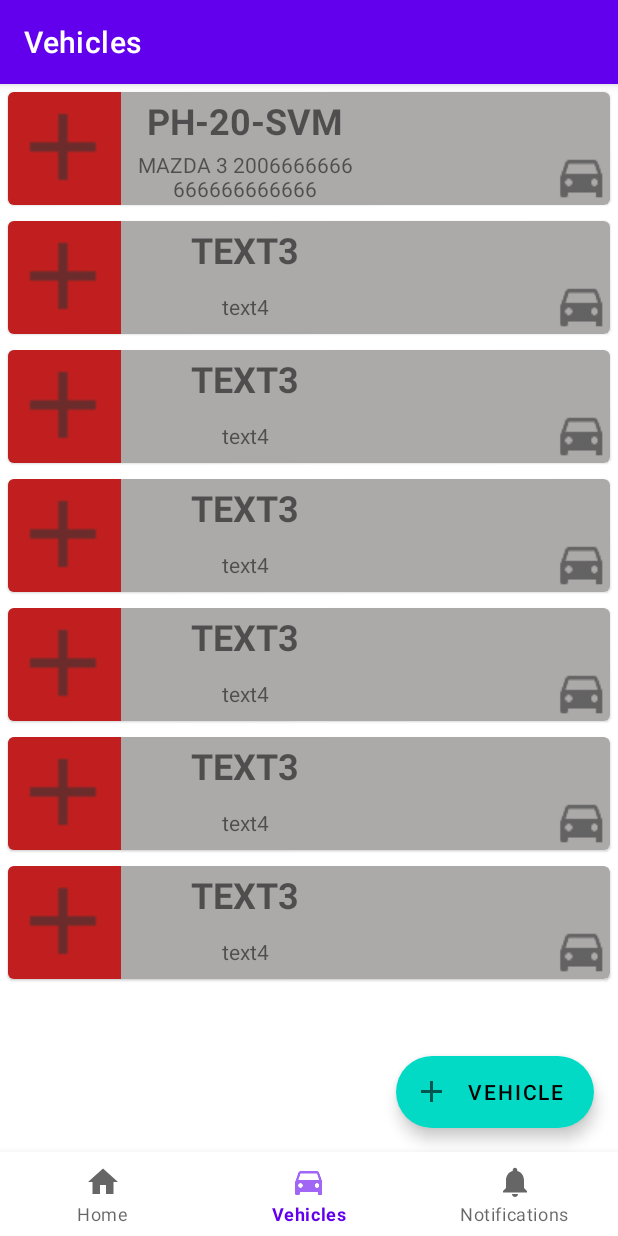
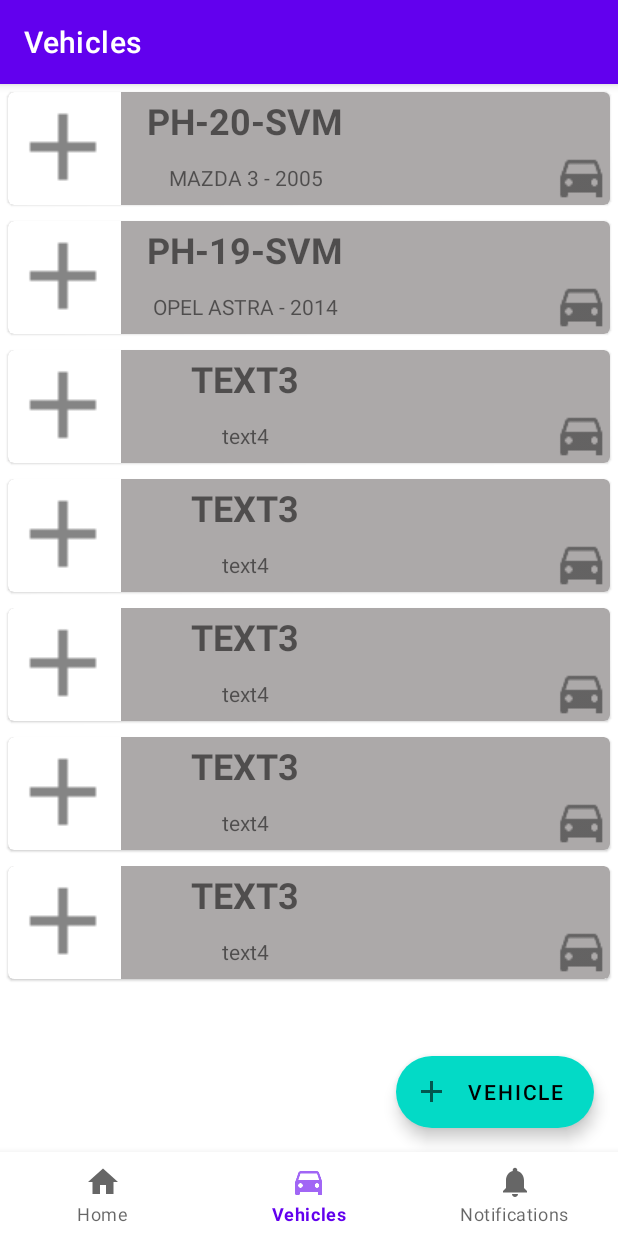
Before and after one commit to vladutstoica/VehicleBulletin, an Android app: the screen it shows after launch (MainActivity), item 2 of the bottom bar chosen, on a phone screen of 412 x 824 dp. Run offline under Robolectric (Android 15) with nearby library versions, the phone set to English and light mode, and no system bars; our stand-ins replace navigation-ui.

Commit message:
update cardView

```diff
--- a/app/src/main/java/com/shto/vehiclebulletin/ui/vehicles/Vehicles.java
+++ b/app/src/main/java/com/shto/vehiclebulletin/ui/vehicles/Vehicles.java
@@ -5,8 +5,8 @@ public class Vehicles {
     private String text2;
 
     public static final Vehicles[] vehicles = {
-            new Vehicles("PH-20-SVM", "MAZDA 3 2006666666666666666666"),
-            new Vehicles("text3", "text4"),
+            new Vehicles("PH-20-SVM", "MAZDA 3 - 2005"),
+            new Vehicles("PH-19-SVM", "OPEL ASTRA - 2014"),
             new Vehicles("text3", "text4"),
             new Vehicles("text3", "text4"),
             new Vehicles("text3", "text4"),
--- a/app/src/main/java/com/shto/vehiclebulletin/ui/vehicles/VehiclesFragment.java
+++ b/app/src/main/java/com/shto/vehiclebulletin/ui/vehicles/VehiclesFragment.java
@@ -8,7 +8,6 @@ import android.view.ViewGroup;
 import androidx.annotation.NonNull;
 import androidx.fragment.app.Fragment;
 import androidx.lifecycle.ViewModelProvider;
-import androidx.lifecycle.ViewModelProviders;
 import androidx.recyclerview.widget.LinearLayoutManager;
 import androidx.recyclerview.widget.RecyclerView;
 
--- a/app/src/main/res/layout/card_vehicles.xml
+++ b/app/src/main/res/layout/card_vehicles.xml
@@ -18,7 +18,7 @@
             android:id="@+id/vehicle_logo"
             android:layout_width="75dp"
             android:layout_height="0dp"
-            android:background="#C11F1F"
+            android:background="#FFFFFF"
             android:contentDescription="@string/vehicle_logo"
             card_view:layout_constraintBottom_toBottomOf="parent"
             card_view:layout_constraintStart_toStartOf="parent"
@@ -67,7 +67,7 @@
             card_view:srcCompat="@drawable/ic_directions_car_black_24dp" />
 
         <TextView
-            android:id="@+id/textView"
+            android:id="@+id/renew"
             android:layout_width="0dp"
             android:layout_height="wrap_content"
             android:layout_marginStart="8dp"
@@ -81,7 +81,7 @@
             card_view:layout_constraintTop_toTopOf="parent" />
 
         <TextView
-            android:id="@+id/textView2"
+            android:id="@+id/total_cost"
             android:layout_width="0dp"
             android:layout_height="wrap_content"
             android:layout_marginStart="8dp"
```
